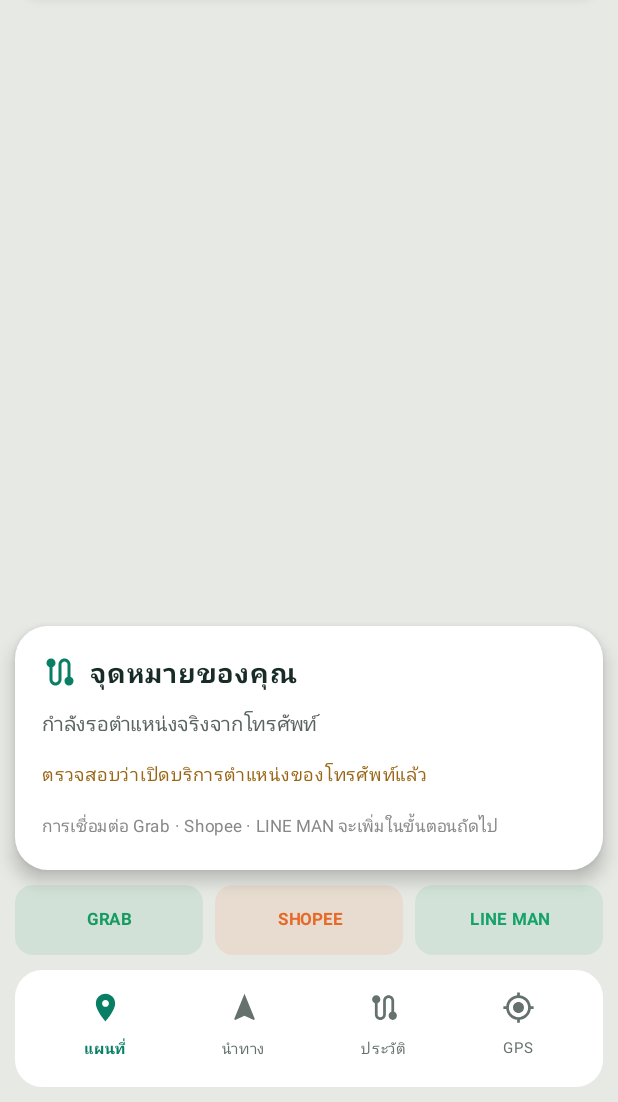
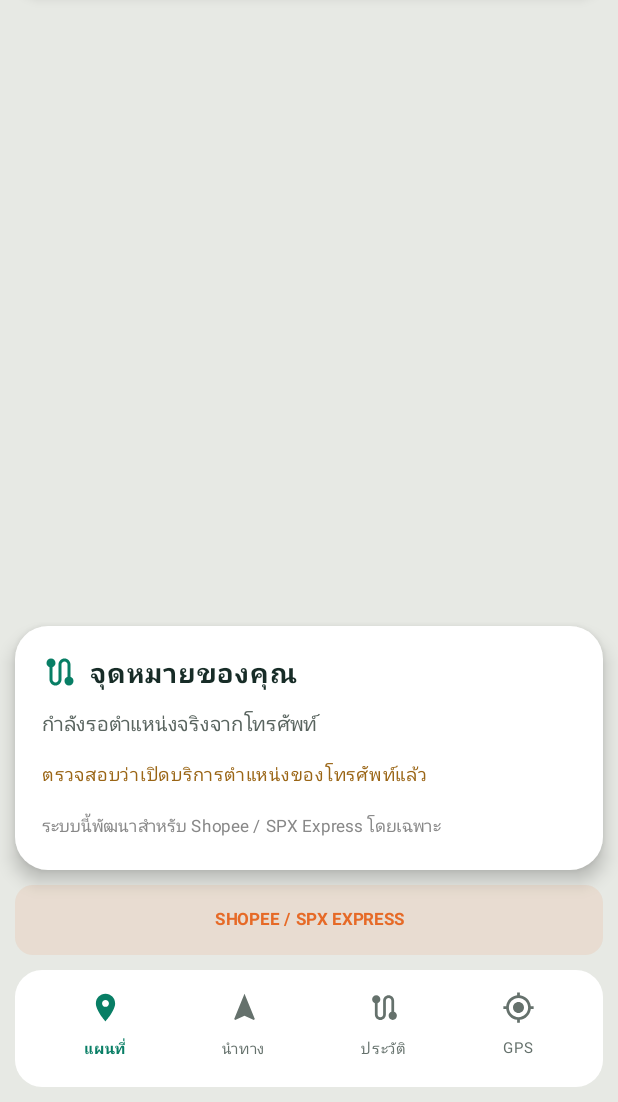
Before and after one commit to nattawootbigboy01/gps-sentinel-android, an Android app built with Jetpack Compose: the screen it shows after launch (MainActivity), on a phone screen of 412 x 824 dp, the part 134-1236 px from its top. Run offline under Robolectric (Android 15) with nearby library versions, the phone set to English and light mode, and no system bars; libraries missing offline, so code that uses them is left out: org.osmdroid.config, org.osmdroid.tileprovider, org.osmdroid.util, org.osmdroid.views; 5 statements that could not run were skipped.

Commit message:
Scope RIDER GPS HUB interface to Shopee SPX Express only

```diff
--- a/rider-gps-hub/app/src/main/java/com/ridergpshub/MainActivity.kt
+++ b/rider-gps-hub/app/src/main/java/com/ridergpshub/MainActivity.kt
@@ -247,13 +247,11 @@ private fun RiderGpsHubScreen() {
                             } else if (location == null) {
                                 Text("ตรวจสอบว่าเปิดบริการตำแหน่งของโทรศัพท์แล้ว", color = Color(0xFF9A6515), fontSize = 12.sp)
                             }
-                            Text("การเชื่อมต่อ Grab · Shopee · LINE MAN จะเพิ่มในขั้นตอนถัดไป", color = Color.Gray, fontSize = 11.sp)
+                            Text("ระบบนี้พัฒนาสำหรับ Shopee / SPX Express โดยเฉพาะ", color = Color.Gray, fontSize = 11.sp)
                         }
                     }
                     Row(Modifier.fillMaxWidth(), horizontalArrangement = Arrangement.spacedBy(8.dp)) {
-                        PlatformPill("GRAB", Color(0xFF159B61), Modifier.weight(1f))
-                        PlatformPill("SHOPEE", Color(0xFFE66A27), Modifier.weight(1f))
-                        PlatformPill("LINE MAN", Color(0xFF16A36A), Modifier.weight(1f))
+                        PlatformPill("SHOPEE / SPX EXPRESS", Color(0xFFE66A27), Modifier.weight(1f))
                     }
                     Card(
                         modifier = Modifier.fillMaxWidth(),
```
